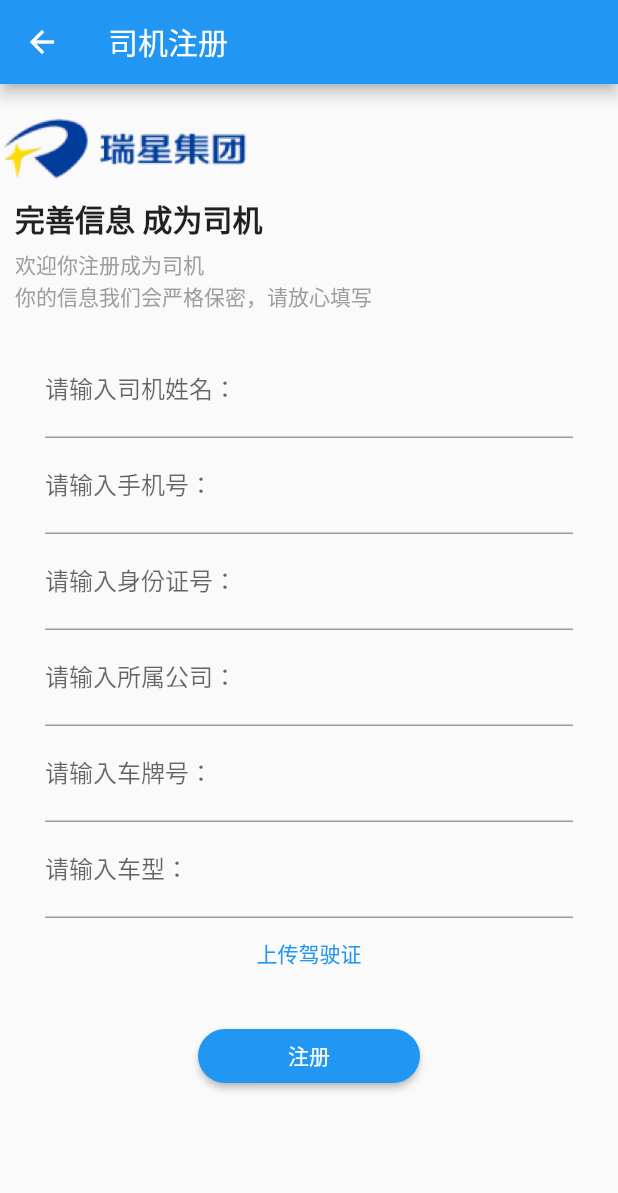
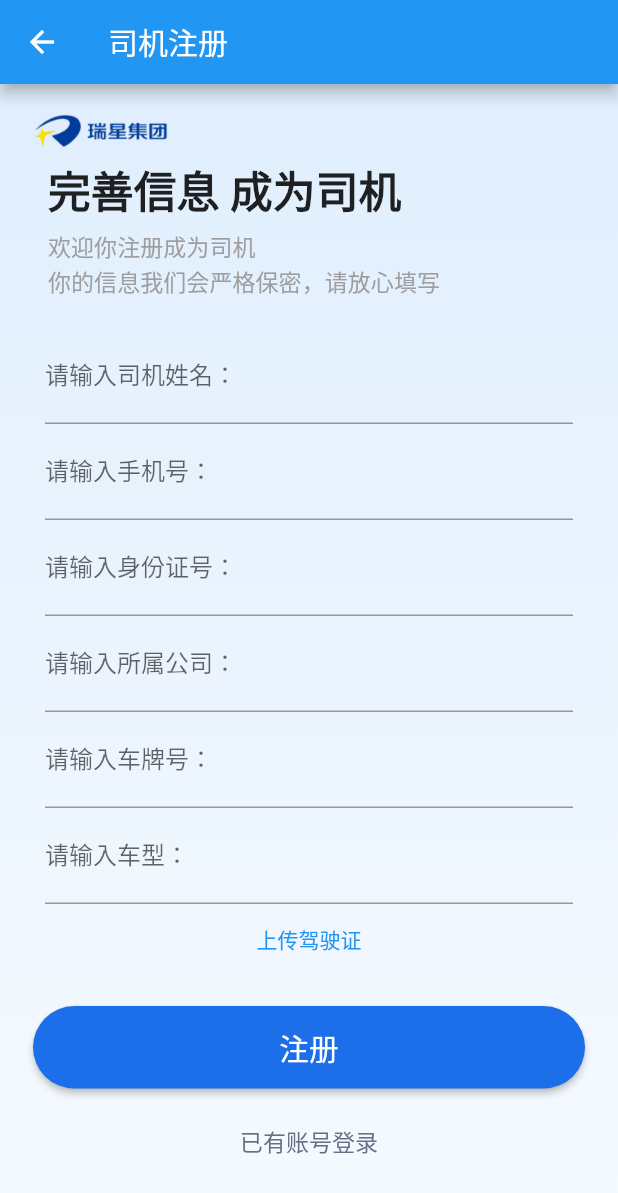
Before and after one commit to yuanyong129/flutter_study, a Flutter app: the screen it shows after launch, after a tap on "司机注册", on a phone screen of 412 x 824 dp. Shown: the top 1193 px of the screen. Run offline on Flutter 3.47's test engine with Material 2 defaults, Android fonts, the phone set to English and light mode, and no system bars; our stand-ins replace dio, flutter_screenutil, shared_preferences; network calls fail.

Commit message:
feat: 代码结构调整

```diff
--- /dev/null
+++ b/lib/common/image.dart
@@ -0,0 +1,5 @@
+import 'package:flutter/material.dart';
+
+class MyImages {
+  static Image logo = Image.asset('lib/assets/images/logo.png');
+}
--- a/lib/common/text.dart
+++ b/lib/common/text.dart
@@ -1,6 +1,9 @@
 class TextClass {
-  final String login = '登录';
-  final String register = "注册";
-  final String userRegister = '司机注册';
-  final String gotoRegister = "没有账号去注册";
+  static String login = '登录';
+  static String register = '注册';
+  static String userRegister = '司机注册';
+  static String gotoRegister = '没有账号去注册';
+  static String hello = '您好';
+  static String welcomeUseTheSystem = '欢迎使用瑞星在线装车系统';
+  static String hadAccount = '已有账号登录';
 }
--- a/lib/common/theme.dart
+++ b/lib/common/theme.dart
@@ -1,4 +1,5 @@
 import 'package:flutter/material.dart';
+import 'package:flutter_screenutil/flutter_screenutil.dart';
 
 class MainColors {
   static Color primary = const Color(0xFF1D6FE9);
@@ -7,4 +8,44 @@ class MainColors {
   static Color successColor = const Color(0xFF28AA91);
   static Color warningColor = const Color(0xFFFF7D41);
   static Color suggestColor = const Color(0xFF4EBBF5);
+  static var colorFF111A34 = const Color(0xFF111A34);
+  static var colorFF41485D = const Color(0xFF41485D);
+  static var colorFF666F83 = const Color(0xFF666F83);
+  static var colorFF858B9C = const Color(0xFF858B9C);
+  static var colorFF858C9C = const Color(0xFF858C9C);
+  static var colorFFC5CAD5 = const Color(0xFFC5CAD5);
+  static var colorFFE2E4EA = const Color(0xFFE2E4EA);
+  static var opacityColorWhite9 = const Color.fromRGBO(255, 255, 255, 0.9);
+  static var opacityColorWhite8 = const Color.fromRGBO(255, 255, 255, 0.8);
+  static var opacityColorWhite6 = const Color.fromRGBO(255, 255, 255, 0.6);
+  static var opacityColorWhite4 = const Color.fromRGBO(255, 255, 255, 0.4);
 }
+
+class MainStyles {
+  static ButtonStyle primaryButtonStyle = ElevatedButton.styleFrom(
+      minimumSize: Size(670.w, 100.w),
+      primary: MainColors.primary,
+      textStyle: TextStyle(fontSize: MainFontSize.fs36),
+      shape: RoundedRectangleBorder(borderRadius: BorderRadius.circular(50.w)));
+
+  static ButtonStyle primaryOutlinedButtonStyle = OutlinedButton.styleFrom(
+      minimumSize: Size(670.w, 100.w),
+      primary: MainColors.primary,
+      textStyle: TextStyle(fontSize: MainFontSize.fs36),
+      side: BorderSide(color: MainColors.primary),
+      shape: RoundedRectangleBorder(borderRadius: BorderRadius.circular(50.w)));
+}
+
+class MainFontSize {
+  static var fs60 = 60.w;
+  static var fs52 = 52.w;
+  static var fs48 = 48.w;
+  static var fs40 = 40.w;
+  static var fs36 = 36.w;
+  static var fs32 = 32.w;
+  static var fs28 = 28.w;
+  static var fs26 = 26.w;
+  static var fs24 = 24.w;
+  static var fs20 = 20.w;
+  static var fs16 = 16.w;
+}
--- a/lib/interface/index.dart
+++ /dev/null
@@ -1,7 +0,0 @@
-class IResponseData<T> {
-  late int code;
-  late String msg;
-  late T data;
-  late List<T> rows;
-  late int total;
-}
--- a/lib/main.dart
+++ b/lib/main.dart
@@ -1,7 +1,6 @@
+import 'package:flutter_screenutil/flutter_screenutil.dart';
 import 'package:flutter/material.dart';
-import 'pages/home.dart';
-import 'pages/login.dart';
-import 'pages/register.dart';
+import 'package:ruixing_app/routes/routes.dart';
 
 void main() {
   runApp(const MyApp());
@@ -12,17 +11,17 @@ class MyApp extends StatelessWidget {
   // This widget is the root of your application.
   @override
   Widget build(BuildContext context) {
-    return MaterialApp(
-      debugShowCheckedModeBanner: false,
-      title: '瑞星',
-      theme: ThemeData(primarySwatch: Colors.blue),
-      home: const HomePage(),
-      routes: {
-        "home": (context) => const HomePage(),
-        "login": (context) => const LoginPage(),
-        "register": (context) => const RegisterPage()
-      },
-    );
+    return ScreenUtilInit(
+        designSize: const Size(750, 1624),
+        builder: (context, child) {
+          return MaterialApp(
+            debugShowCheckedModeBanner: false,
+            title: '瑞星',
+            theme: ThemeData(primarySwatch: Colors.blue),
+            initialRoute: RoutesName.home,
+            routes: routes,
+          );
+        });
   }
 }
 
--- a/lib/pages/home.dart
+++ b/lib/pages/home.dart
@@ -1,9 +1,9 @@
 import 'package:flutter/material.dart';
+import 'package:flutter_screenutil/flutter_screenutil.dart';
 import 'package:ruixing_app/common/theme.dart';
-import '../components/login_top.dart';
+import 'package:ruixing_app/routes/routes.dart';
+import '../widgets/login_top.dart';
 import '../common/text.dart';
-
-TextClass textInstance = TextClass();
 
 class HomePage extends StatelessWidget {
   const HomePage({Key? key}) : super(key: key);
@@ -17,43 +17,44 @@ class HomePage extends StatelessWidget {
             preferredSize:
                 Size.fromHeight(MediaQuery.of(context).size.height * 0.07),
             child: const SafeArea(top: true, child: Offstage())),
-        // appBar: AppBar(
-        //   title: const Text(''),
-        // ),
-        body: Container(
+        body: SingleChildScrollView(
+            child: Container(
                 alignment: Alignment.center,
+                child: Column(
+                    crossAxisAlignment: CrossAxisAlignment.start,
+                    children: [
+                      LoginTop(
+                          title: TextClass.hello,
+                          subtitle: TextClass.welcomeUseTheSystem),
+                      Padding(
+                        padding: EdgeInsets.fromLTRB(0, 20.w, 0, 20.w),
                         child:
-                Column(crossAxisAlignment: CrossAxisAlignment.start, children: [
-              const LoginTop(title: "您好", subtitle: "欢迎使用瑞星装车系统"),
-              Padding(
-                padding: const EdgeInsets.fromLTRB(0, 10, 0, 10),
-                child: Image.asset('lib/assets/images/start-page-img.jpg'),
+                            Image.asset('lib/assets/images/start-page-img.jpg'),
                       ),
                       Container(
                         alignment: Alignment.center,
                         child: Column(children: [
+                          /// the login button
                           ElevatedButton(
-                      style: ElevatedButton.styleFrom(
-                          minimumSize: const Size(200, 40),
-                          primary: MainColors.primary,
-                          shape: RoundedRectangleBorder(
-                              borderRadius: BorderRadius.circular(30))),
+                              style: MainStyles.primaryButtonStyle,
                               onPressed: () {
-                        Navigator.pushNamed(context, "login");
+                                Navigator.pushNamed(context, RoutesName.login);
                               },
-                      child: Text(textInstance.login)),
-                  OutlinedButton(
-                      style: OutlinedButton.styleFrom(
-                          minimumSize: const Size(200, 40),
-                          primary: MainColors.primary,
-                          side: BorderSide(color: MainColors.primary),
-                          shape: RoundedRectangleBorder(
-                              borderRadius: BorderRadius.circular(30))),
-                      onPressed: () =>
-                          {Navigator.pushNamed(context, "register")},
-                      child: Text(textInstance.userRegister))
+                              child: Text(TextClass.login)),
+
+                          /// the register button
+                          Container(
+                            margin: EdgeInsets.only(top: 20.w),
+                            child: OutlinedButton(
+                                style: MainStyles.primaryOutlinedButtonStyle,
+                                onPressed: () => {
+                                      Navigator.pushNamed(
+                                          context, RoutesName.register)
+                                    },
+                                child: Text(TextClass.userRegister)),
+                          )
                         ]),
                       ),
-            ])));
+                    ]))));
   }
 }
--- a/lib/pages/login.dart
+++ b/lib/pages/login.dart
@@ -1,9 +1,10 @@
 import 'package:flutter/material.dart';
-import 'package:ruixing_app/components/login_top.dart';
+import 'package:ruixing_app/common/theme.dart';
+import 'package:ruixing_app/routes/routes.dart';
+import 'package:ruixing_app/widgets/login_top.dart';
 import 'package:ruixing_app/common/text.dart';
 import 'package:ruixing_app/utils/http.dart';
 
-TextClass textInstance = TextClass();
 HttpUtil httpUtil = HttpUtil();
 
 class LoginPage extends StatefulWidget {
@@ -48,12 +49,13 @@ class _LoginPageState extends State<LoginPage> {
   Widget build(BuildContext context) {
     return Scaffold(
         appBar: AppBar(
-          title: Text(textInstance.login),
+          title: Text(TextClass.login),
         ),
         body: SingleChildScrollView(
             child:
                 Column(crossAxisAlignment: CrossAxisAlignment.start, children: [
-          const LoginTop(title: "您好", subtitle: "欢迎使用瑞星装车系统"),
+          LoginTop(
+              title: TextClass.hello, subtitle: TextClass.welcomeUseTheSystem),
           Padding(
               padding: const EdgeInsets.fromLTRB(30, 20, 30, 20),
               child: Form(
@@ -88,19 +90,20 @@ class _LoginPageState extends State<LoginPage> {
             alignment: Alignment.center,
             child: Column(children: [
               ElevatedButton(
-                  style: ElevatedButton.styleFrom(
-                      padding: const EdgeInsets.fromLTRB(60, 0, 60, 0),
-                      shape: RoundedRectangleBorder(
-                          borderRadius: BorderRadius.circular(30))),
+                  style: MainStyles.primaryButtonStyle,
                   onPressed: () {
                     debugPrint(
                         "登录表单 手机号：${_loginForm['phonenumber']}，密码：${_loginForm['password']}");
                     login();
                   },
-                  child: Text(textInstance.login)),
+                  child: Text(TextClass.login)),
               MaterialButton(
-                  onPressed: () => {debugPrint('点击了注册')},
-                  child: Text(textInstance.gotoRegister))
+                  onPressed: () =>
+                      {Navigator.pushNamed(context, RoutesName.register)},
+                  child: Text(TextClass.gotoRegister,
+                      style: TextStyle(
+                          color: MainColors.colorFF666F83,
+                          fontSize: MainFontSize.fs28)))
             ]),
           ),
         ])));
--- a/lib/pages/register.dart
+++ b/lib/pages/register.dart
@@ -1,8 +1,9 @@
 import 'package:flutter/material.dart';
-import '../components/login_top.dart';
+import 'package:flutter_screenutil/flutter_screenutil.dart';
+import 'package:ruixing_app/common/theme.dart';
+import 'package:ruixing_app/routes/routes.dart';
+import '../widgets/login_top.dart';
 import 'package:ruixing_app/common/text.dart';
-
-TextClass textInstance = TextClass();
 
 class RegisterForm {
   String? dirverName = ''; // 司机名称
@@ -36,13 +37,24 @@ class _RegisterPageState extends State<RegisterPage> {
   Widget build(BuildContext context) {
     return Scaffold(
         appBar: AppBar(
-          title: Text(textInstance.userRegister),
+          title: Text(TextClass.userRegister),
         ),
         body: SingleChildScrollView(
-            child:
-                Column(crossAxisAlignment: CrossAxisAlignment.start, children: [
+            child: Container(
+                decoration: const BoxDecoration(
+                    gradient: LinearGradient(
+                        begin: Alignment.topCenter,
+                        end: Alignment.bottomCenter,
+                        colors: [
+                      Color.fromRGBO(224, 238, 253, 1),
+                      Color.fromRGBO(245, 250, 255, 1)
+                    ])),
+                child: Column(
+                    crossAxisAlignment: CrossAxisAlignment.start,
+                    children: [
                       const LoginTop(
-              title: "完善信息 成为司机", subtitle: "欢迎你注册成为司机\n你的信息我们会严格保密，请放心填写"),
+                          title: "完善信息 成为司机",
+                          subtitle: "欢迎你注册成为司机\n你的信息我们会严格保密，请放心填写"),
                       Padding(
                           padding: const EdgeInsets.fromLTRB(30, 20, 30, 20),
                           child: Form(
@@ -97,23 +109,32 @@ class _RegisterPageState extends State<RegisterPage> {
                                   onChanged: (String? value) {
                                     _registerForm.carType = value;
                                   }),
-                  TextButton(onPressed: () {}, child: const Text("上传驾驶证")),
+                              TextButton(
+                                  onPressed: () {}, child: const Text("上传驾驶证")),
                             ],
                           ))),
                       Container(
                         alignment: Alignment.center,
                         child: Column(children: [
                           ElevatedButton(
-                  style: ElevatedButton.styleFrom(
-                      padding: const EdgeInsets.fromLTRB(60, 0, 60, 0),
-                      shape: RoundedRectangleBorder(
-                          borderRadius: BorderRadius.circular(30))),
+                              style: MainStyles.primaryButtonStyle,
                               onPressed: () {
                                 _registerForm.print();
                               },
-                  child: Text(textInstance.register)),
+                              child: Text(TextClass.register)),
+                          Padding(
+                              padding: EdgeInsets.only(top: 20.w, bottom: 20.w),
+                              child: MaterialButton(
+                                  onPressed: () {
+                                    Navigator.pushNamed(
+                                        context, RoutesName.login);
+                                  },
+                                  child: Text(TextClass.hadAccount,
+                                      style: TextStyle(
+                                          color: MainColors.colorFF666F83,
+                                          fontSize: MainFontSize.fs28))))
                         ]),
                       ),
-        ])));
+                    ]))));
   }
 }
--- /dev/null
+++ b/lib/routes/routes.dart
@@ -0,0 +1,16 @@
+import 'package:flutter/material.dart';
+import 'package:ruixing_app/pages/home.dart';
+import 'package:ruixing_app/pages/login.dart';
+import 'package:ruixing_app/pages/register.dart';
+
+class RoutesName {
+  static String home = '/home';
+  static String login = '/login';
+  static String register = '/register';
+}
+
+Map<String, WidgetBuilder> routes = {
+  RoutesName.home: (context) => const HomePage(),
+  RoutesName.login: (context) => const LoginPage(),
+  RoutesName.register: (context) => const RegisterPage()
+};
--- a/lib/components/login_top.dart
+++ b/lib/widgets/login_top.dart
@@ -1,4 +1,6 @@
+import 'package:flutter_screenutil/flutter_screenutil.dart';
 import 'package:flutter/material.dart';
+import 'package:ruixing_app/common/image.dart';
 
 class LoginTop extends StatelessWidget {
   const LoginTop({Key? key, required this.title, required this.subtitle})
@@ -8,24 +10,24 @@ class LoginTop extends StatelessWidget {
   @override
   Widget build(BuildContext context) {
     return Container(
-        padding: const EdgeInsets.only(top: 20),
+        padding: EdgeInsets.only(top: 20, left: 40.w),
         alignment: Alignment.topLeft,
         child: Column(crossAxisAlignment: CrossAxisAlignment.start, children: [
           SizedBox(
-            width: 170,
-            height: 50,
-            child: Image.asset('lib/assets/images/logo.png'),
+            width: 169.w,
+            height: 45.w,
+            child: MyImages.logo,
           ),
           Padding(
               padding: const EdgeInsets.fromLTRB(10, 5, 5, 5),
               child: Text(title,
-                  style: const TextStyle(
-                      fontSize: 20, fontWeight: FontWeight.bold))),
+                  style:
+                      TextStyle(fontSize: 52.w, fontWeight: FontWeight.bold))),
           Padding(
             padding: const EdgeInsets.fromLTRB(10, 0, 0, 0),
             child: Text(
               subtitle,
-              style: const TextStyle(color: Colors.grey),
+              style: TextStyle(color: Colors.grey, fontSize: 28.w),
             ),
           ),
         ]));
--- /dev/null
+++ b/lib/widgets/split_line.dart
@@ -0,0 +1,26 @@
+import 'package:flutter/material.dart';
+import 'package:flutter_screenutil/flutter_screenutil.dart';
+
+class NormalSplitLineWidget extends StatelessWidget {
+  const NormalSplitLineWidget({Key? key}) : super(key: key);
+
+  @override
+  Widget build(BuildContext context) {
+    return Container(
+      height: 1.w,
+      decoration: const BoxDecoration(color: Color.fromRGBO(0, 0, 0, 0.12)),
+    );
+  }
+}
+
+class StrongSplitLineWidget extends StatelessWidget {
+  const StrongSplitLineWidget({Key? key}) : super(key: key);
+
+  @override
+  Widget build(BuildContext context) {
+    return Container(
+      height: 1.w,
+      decoration: const BoxDecoration(color: Color.fromRGBO(0, 0, 0, 0.24)),
+    );
+  }
+}
```
Also changed, not shown: 8 other files. Lines whose indentation alone changed are shown as unchanged.
